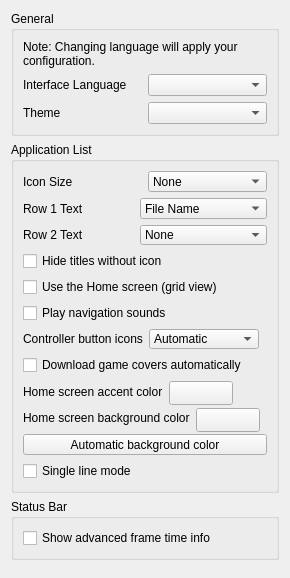
Old version of the form src/citra_qt/configuration/configure_ui.ui in the repository JGMirand4/azahar-mac-ui.
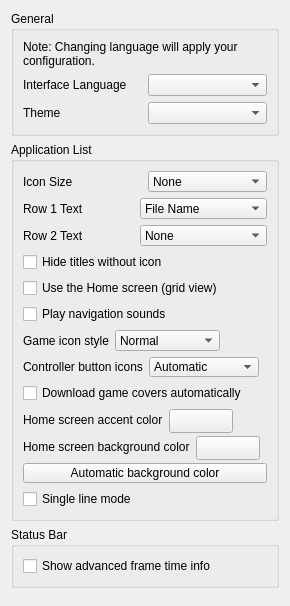
New version of the form.

Commit message:
Add game icon style option: normal or 3DS cartridge
New 'Game icon style' setting (Settings > UI). Cartridge style draws a
generic card shape with clipped corner, grip ridges, label and contacts in
the carousel, grid, list rows and the hero.

Claude-Session: https://claude.ai/code/session_01LLLo2ht4xfQMabiq1ZFCk4

```diff
--- a/src/citra_qt/configuration/configure_ui.ui
+++ b/src/citra_qt/configuration/configure_ui.ui
@@ -206,6 +206,44 @@
           </property>
          </widget>
         </item>
+        <item>
+         <layout class="QHBoxLayout" name="icon_style_layout">
+          <item>
+           <widget class="QLabel" name="icon_style_label">
+            <property name="text">
+             <string>Game icon style</string>
+            </property>
+           </widget>
+          </item>
+          <item>
+           <widget class="QComboBox" name="icon_style_combobox">
+            <item>
+             <property name="text">
+              <string>Normal</string>
+             </property>
+            </item>
+            <item>
+             <property name="text">
+              <string>3DS cartridge</string>
+             </property>
+            </item>
+           </widget>
+          </item>
+          <item>
+           <spacer name="icon_style_spacer">
+            <property name="orientation">
+             <enum>Qt::Horizontal</enum>
+            </property>
+            <property name="sizeHint" stdset="0">
+             <size>
+              <width>40</width>
+              <height>20</height>
+             </size>
+            </property>
+           </spacer>
+          </item>
+         </layout>
+        </item>
         <item>
          <layout class="QHBoxLayout" name="pad_style_layout">
           <item>
```
The commit also changes 8 other files.
